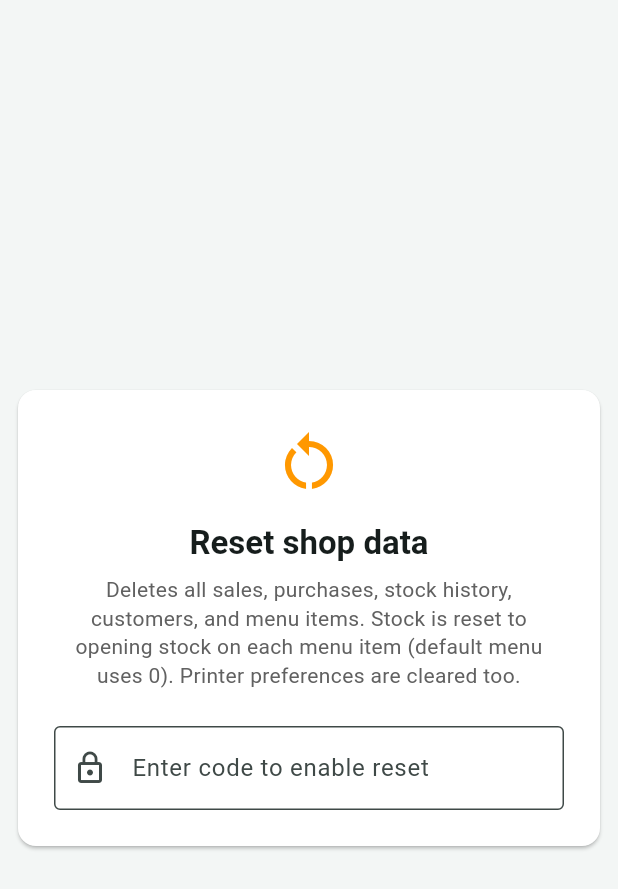
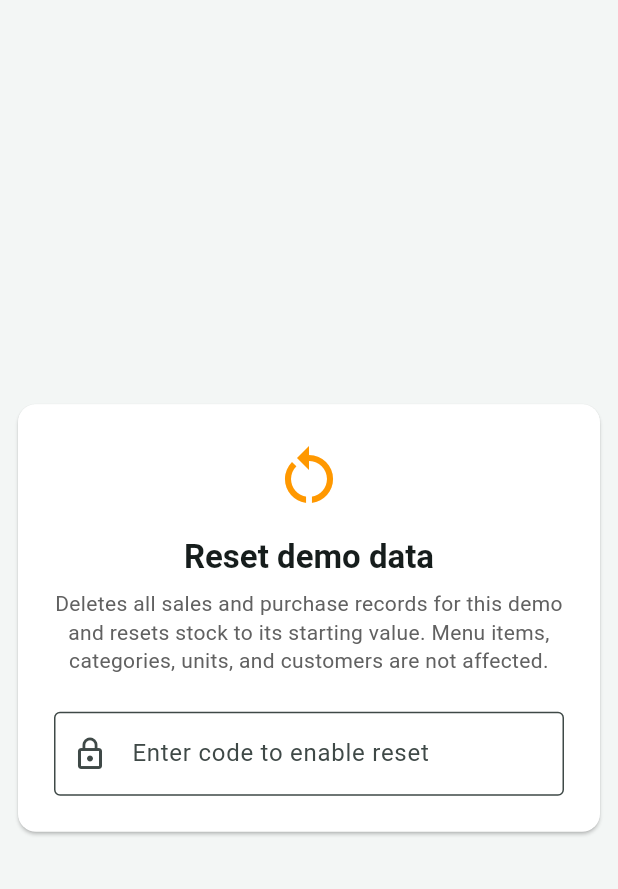
Before and after one commit to Vigneshwari116/hotelfood, a Flutter app: the ResetScreen screen opened directly, on a phone screen of 412 x 824 dp. Shown: the top 889 px of the screen. Run offline on Flutter 3.47's test engine with Material 3 defaults, Android fonts, the phone set to English and light mode, and no system bars; our stand-ins replace file_picker, fl_chart, image_picker, pdf, permission_handler, printing and 3 more; missing offline and left inert: esc_pos_utils_plus, mobile_scanner, print_bluetooth_thermal; accounts and stored records are empty; network calls fail; statements that could not run were skipped.

Commit message:
Narrow Reset to demo sales/purchases; keep menu and masters
Delete sales, purchases, and stock movement history only. Restore
current_stock from opening_stock. Update confirmation text per demo flow.

Co-authored-by: Vigneshwari116 <Vigneshwari116@users.noreply.github.com>

```diff
--- a/lib/screens/reset_screen.dart
+++ b/lib/screens/reset_screen.dart
@@ -35,14 +35,10 @@ class _ResetScreenState extends State<ResetScreen> {
     final confirmed = await showDialog<bool>(
       context: context,
       builder: (ctx) => AlertDialog(
-        title: const Text('Reset all shop data?'),
+        title: const Text('Reset demo data?'),
         content: const Text(
-          'This permanently deletes every sale, purchase, stock record, '
-          'customer, menu item, and combo from the shop database '
-          '(including data on the VPS server). '
-          'Default menu items are restored and stock is reset to each '
-          'item\'s opening stock (usually 0 until you purchase again). '
-          'This cannot be undone.',
+          'This deletes all sales and purchase records for this demo '
+          'and resets stock to its starting value. Menu items are not affected.',
         ),
         actions: [
           TextButton(
@@ -62,7 +58,7 @@ class _ResetScreenState extends State<ResetScreen> {
     setState(() => _resetting = true);
 
     try {
-      await SessionResetService.clearAllShopData();
+      await SessionResetService.resetDemoData();
       _codeController.clear();
       widget.onSessionReset?.call();
 
@@ -71,7 +67,7 @@ class _ResetScreenState extends State<ResetScreen> {
       ScaffoldMessenger.of(context).showSnackBar(
         const SnackBar(
           content: Text(
-            'All sales and records deleted. Shop data has been reset.',
+            'Sales and purchases cleared. Stock reset to starting values.',
           ),
           backgroundColor: Colors.green,
         ),
@@ -112,7 +108,7 @@ class _ResetScreenState extends State<ResetScreen> {
                     ),
                     const SizedBox(height: 16),
                     Text(
-                      'Reset shop data',
+                      'Reset demo data',
                       style: Theme.of(context).textTheme.titleLarge?.copyWith(
                             fontWeight: FontWeight.bold,
                           ),
@@ -120,10 +116,9 @@ class _ResetScreenState extends State<ResetScreen> {
                     ),
                     const SizedBox(height: 8),
                     Text(
-                      'Deletes all sales, purchases, stock history, customers, '
-                      'and menu items. Stock is reset to opening stock on each '
-                      'menu item (default menu uses 0). Printer preferences '
-                      'are cleared too.',
+                      'Deletes all sales and purchase records for this demo '
+                      'and resets stock to its starting value. Menu items, '
+                      'categories, units, and customers are not affected.',
                       style: TextStyle(
                         color: Colors.grey.shade700,
                         height: 1.35,
```
Also changed, not shown: lib/services/repository.dart (+10 -24 lines), lib/services/session_reset_service.dart (+5 -53 lines).
